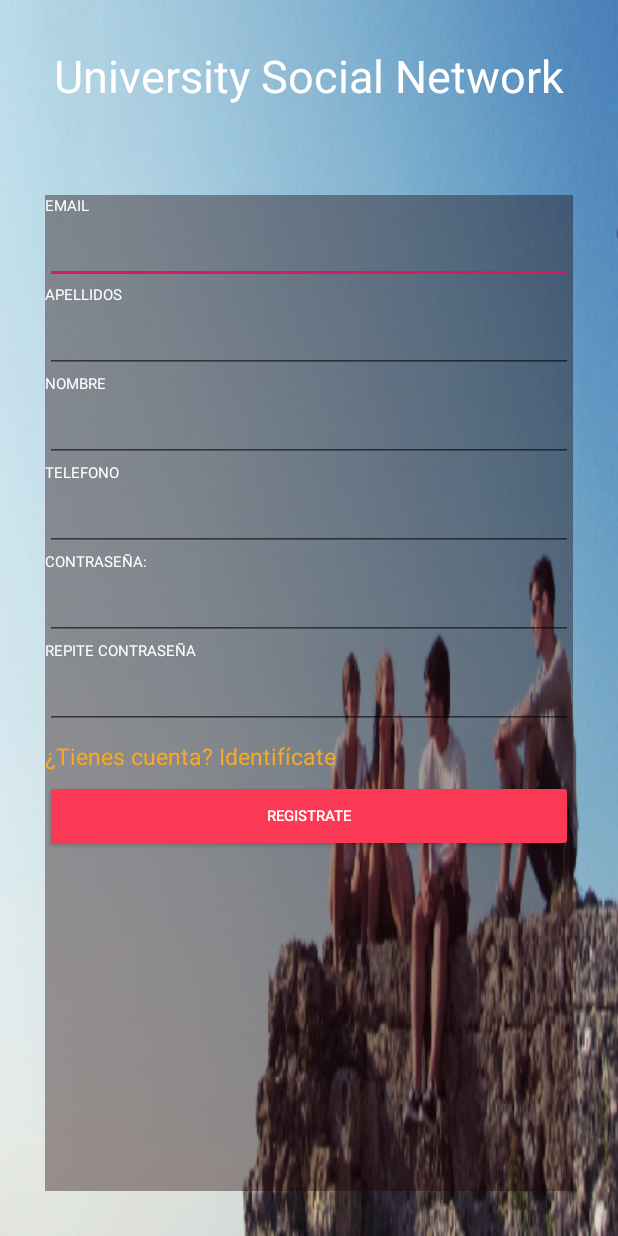
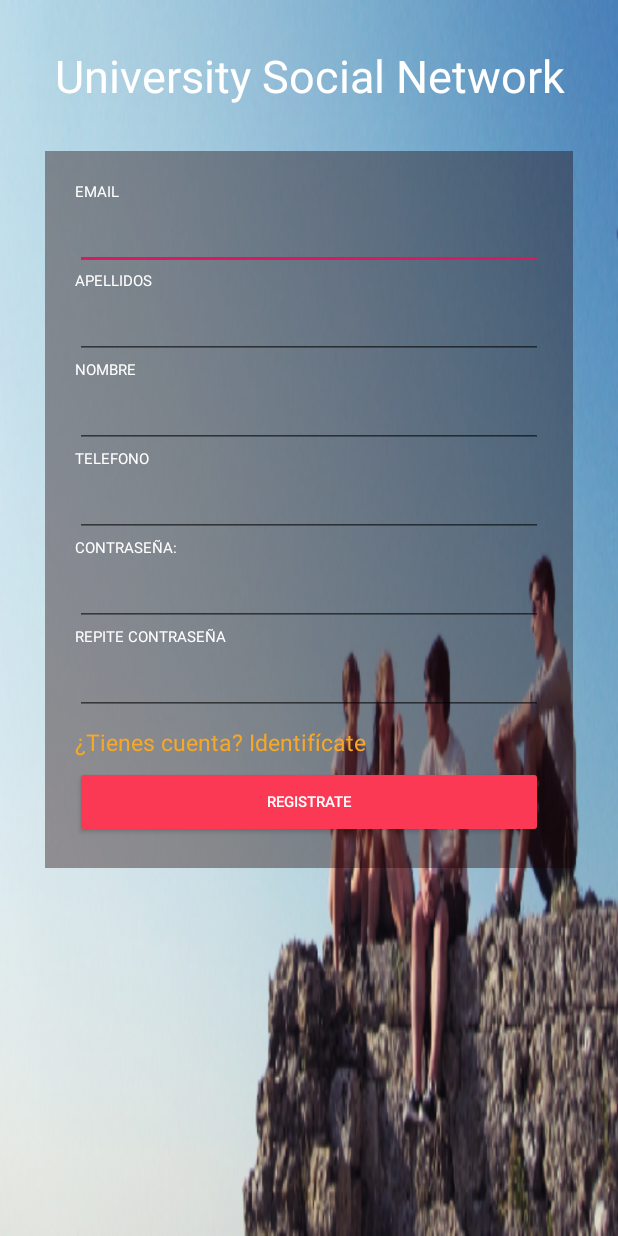
Before and after one commit to victormrch/UniversitySocialNetworkApp, an Android app: the RegistroActivity screen opened directly, with no data from a screen before it, on a phone screen of 412 x 824 dp. Run offline under Robolectric (Android 15) with nearby library versions, the phone set to English and light mode, and no system bars; network calls fail.

Commit message:
Mejoras visuales en la pantalla de Login y Registro

```diff
--- a/app/src/main/java/com/victormramon/universitysocialnetwork/FriendDetailed.java
+++ b/app/src/main/java/com/victormramon/universitysocialnetwork/FriendDetailed.java
@@ -30,6 +30,7 @@ public class FriendDetailed extends AppCompatActivity {
         tvEmail.setText(friend.getEmail());
 
         findViewById(R.id.tvTitleLastComment).setVisibility(View.GONE);
+        findViewById(R.id.btnNewPubliMain).setVisibility(View.GONE);
         chargeRV(friend);
     }
    private void chargeRV (Usuario friend){
--- a/app/src/main/res/layout/content_main.xml
+++ b/app/src/main/res/layout/content_main.xml
@@ -125,6 +125,7 @@
         android:orientation="vertical">
 
         <Button
+            android:id="@+id/btnNewPubliMain"
             android:layout_width="wrap_content"
             android:layout_height="wrap_content"
             android:layout_margin="@dimen/margen_boton"
--- a/app/src/main/res/layout/registro_main.xml
+++ b/app/src/main/res/layout/registro_main.xml
@@ -10,19 +10,21 @@
     android:background="@drawable/people2" >
 
     <TextView
-        android:layout_width="351dp"
-        android:layout_height="100dp"
+        android:layout_width="match_parent"
+        android:layout_height="wrap_content"
         android:text="@string/university_social_network"
         android:textAlignment="center"
         android:textColor="@color/letra"
-        android:textSize="30sp" />
+        android:textSize="30sp"
+        android:layout_marginBottom="30dp"/>
 
     <RelativeLayout
         android:layout_width="match_parent"
-        android:layout_height="match_parent"
+        android:layout_height="wrap_content"
         android:background="@color/Fondo"
-        android:orientation="vertical">
-        <!--android:padding="10dp">-->
+        android:orientation="vertical"
+        android:padding="20dp">
+
 
         <TextView
             android:id="@+id/tvEmail"
--- a/app/src/main/res/values/dimens.xml
+++ b/app/src/main/res/values/dimens.xml
@@ -43,8 +43,8 @@
     <dimen name="tamano_txt_principal_groups">30sp</dimen>
 
     <!-- Dimensiones y margenes Pantalla Login-Registro-->
-    <dimen name="login">15sp</dimen>
-    <dimen name="registro">10dp</dimen>
+    <dimen name="login">22sp</dimen>
+    <dimen name="registro">10sp</dimen>
     <dimen name="login2">15sp</dimen>
 
     <!-- Dimensiones y margenes Pantalla Nuevas Publicaciones-->
```
Also changed, not shown: app/src/main/java/com/victormramon/universitysocialnetwork/AddRelationships.java (+0 -8 lines), app/src/main/res/layout/login_main.xml (+6 -5 lines).
